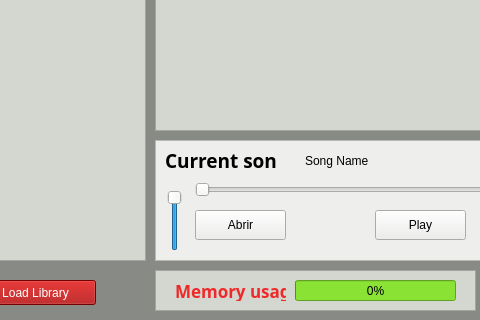
This is odisseyradioplayer.ui in mjcarranza/Odissey-Radio as Qt 5 draws it before an edit; both pictures show x 85 to 565 and y 270 to 590 of the 800 by 590 pixel window. The edited form follows.
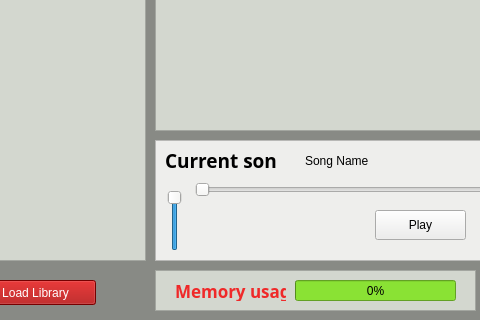
This is the edited form.

Commit message: Update user interface

Patch:
```diff
--- a/odisseyradioplayer.ui
+++ b/odisseyradioplayer.ui
@@ -180,19 +180,6 @@
       <enum>Qt::Vertical</enum>
      </property>
     </widget>
-    <widget class="QPushButton" name="AbrirBtn">
-     <property name="geometry">
-      <rect>
-       <x>40</x>
-       <y>70</y>
-       <width>91</width>
-       <height>30</height>
-      </rect>
-     </property>
-     <property name="text">
-      <string>Abrir</string>
-     </property>
-    </widget>
     <widget class="QPushButton" name="PlayPauseBtn">
      <property name="geometry">
       <rect>
```
